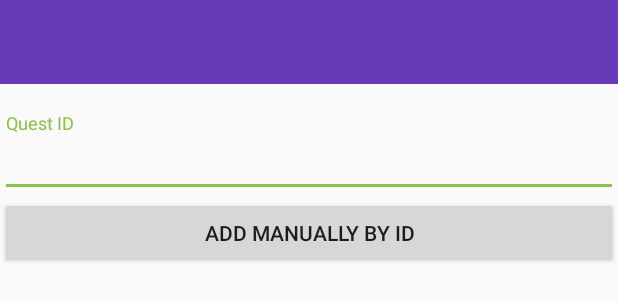
After one commit to sergeydgr8/Scavenger, an Android app: the layout activity_addquest.xml on its own in the app's theme, with its tools: preview values and no code run, on a phone screen of 412 x 824 dp. The commit adds this screen. Shown: the top 301 px of the screen. Run offline under Robolectric (Android 15) with nearby library versions, the phone set to English and light mode, and no system bars.

Commit message:
Started implementing "Add quest" feature

```diff
--- a/Scavenger/app/src/main/java/com/android9033/scavenger/scavenger/Controllers/AddQuestActivity.java
+++ b/Scavenger/app/src/main/java/com/android9033/scavenger/scavenger/Controllers/AddQuestActivity.java
@@ -1,11 +1,18 @@
 package com.android9033.scavenger.scavenger.Controllers;
 
+import android.os.Bundle;
 import android.support.v7.app.AppCompatActivity;
+
+import com.android9033.scavenger.scavenger.R;
 
 /**
  * Created by sergey on 12/14/15.
  */
 public class AddQuestActivity extends AppCompatActivity
 {
-
+    @Override
+    protected void onCreate(Bundle savedInstanceState) {
+        super.onCreate(savedInstanceState);
+        setContentView(R.layout.activity_addquest);
+    }
 }
--- /dev/null
+++ b/Scavenger/app/src/main/res/layout/activity_addquest.xml
@@ -0,0 +1,51 @@
+<?xml version="1.0" encoding="utf-8"?>
+<RelativeLayout xmlns:android="http://schemas.android.com/apk/res/android"
+              android:layout_width="match_parent"
+              android:layout_height="match_parent">
+
+    <include android:id="@+id/app_bar"
+             layout="@layout/app_bar"/>
+
+    <LinearLayout
+        android:layout_width="match_parent"
+        android:layout_height="wrap_content"
+        android:layout_marginTop="75dp"
+        android:orientation="vertical"
+        android:id="@+id/search_quests_by_ID_layout">
+
+        <android.support.design.widget.TextInputLayout
+            android:layout_width="match_parent"
+            android:layout_height="match_parent"
+            android:id="@+id/add_quest_by_id_wrapper">
+
+            <EditText
+                android:layout_width="match_parent"
+                android:layout_height="wrap_content"
+                android:inputType="text"
+                android:id="@+id/add_quest_by_id_input"
+                android:hint="Quest ID"/>
+
+        </android.support.design.widget.TextInputLayout>
+
+        <Button
+            android:layout_width="match_parent"
+            android:layout_height="wrap_content"
+            android:text="Add manually by ID"/>
+
+    </LinearLayout>
+
+    <LinearLayout
+        android:layout_width="match_parent"
+        android:layout_height="wrap_content"
+        android:orientation="vertical"
+        android:layout_below="@id/search_quests_by_ID_layout"
+        android:layout_marginTop="20dp">
+
+        <ListView
+            android:layout_width="match_parent"
+            android:layout_height="wrap_content"
+            android:id="@+id/add_quest_list"/>
+
+    </LinearLayout>
+
+</RelativeLayout>
```
